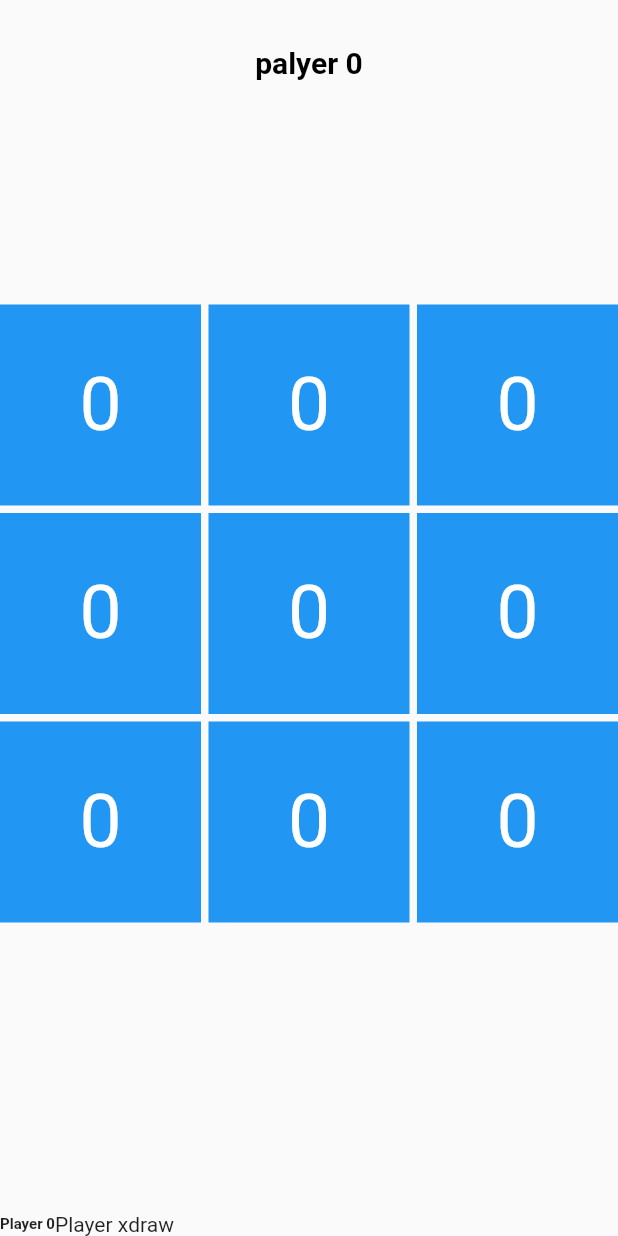
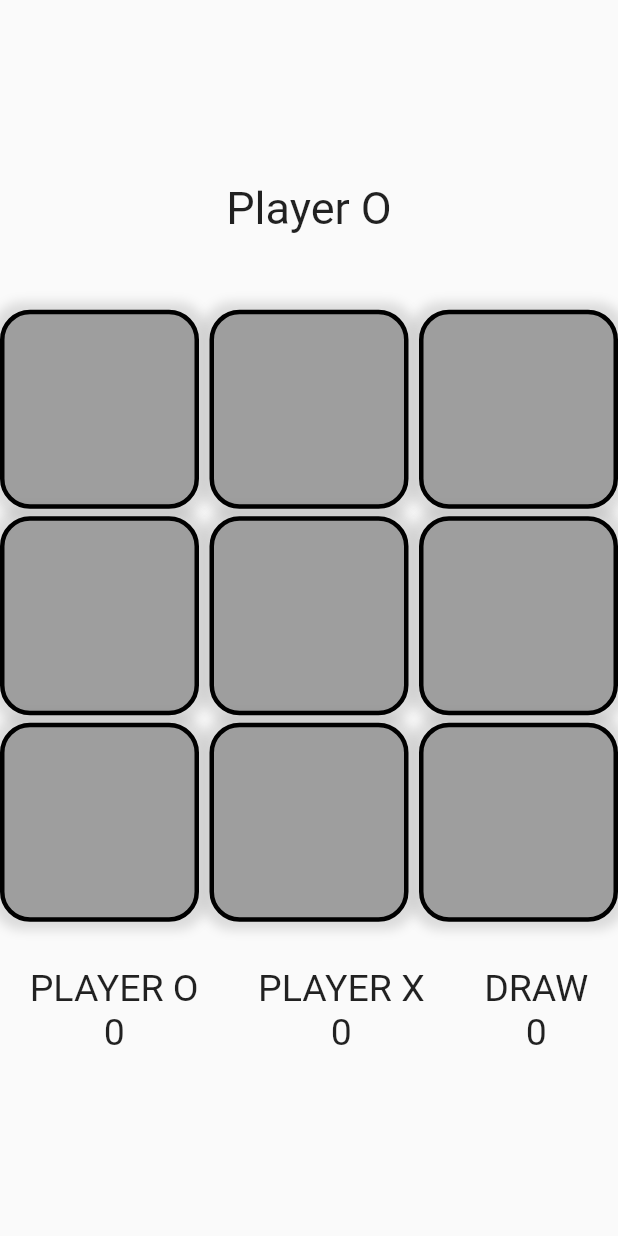
Before and after one commit to yash-suvagiya/my_practice, a Flutter app: the screen it shows after launch, on a phone screen of 412 x 824 dp. Run offline on Flutter 3.47's test engine with Material 2 defaults, Android fonts, the phone set to English and light mode, and no system bars; key blocks and very long unbroken strings in the code were emptied for the run.

Commit message:
tic_toc_toe(continue)

```diff
--- a/lib/main.dart
+++ b/lib/main.dart
@@ -1,8 +1,5 @@
 import 'package:flutter/material.dart';
-import 'package:my_practice/stateful_widget_ui/Color_ui.dart';
-import 'package:my_practice/stateful_widget_ui/tik_tac_ui.dart';
-import 'package:my_practice/statefull_widget_demo/counter_app.dart';
-import 'package:my_practice/statefull_widget_demo/grid.view.color.changer.ui.dart';
+import 'package:my_practice/stateful_widget_ui/tic_toc_toe_ui.dart';
 
 void main() {
   runApp(const MyApp());
@@ -14,7 +11,7 @@ class MyApp extends StatelessWidget {
   Widget build(BuildContext context) {
     return MaterialApp(
       debugShowCheckedModeBanner: false,
-      home: Tictac(),
+      home: TicTacToe(),
     );
   }
 }
--- /dev/null
+++ b/lib/stateful_widget_ui/tic_toc_toe_ui.dart
@@ -0,0 +1,128 @@
+import 'package:flutter/material.dart';
+import 'package:my_practice/stateful_widget_ui/tic_toc_toe_logic.dart';
+
+class TicTacToe extends StatefulWidget {
+  const TicTacToe({super.key});
+
+  @override
+  State<TicTacToe> createState() => TicTacToeState();
+}
+
+class TicTacToeState extends State<TicTacToe> {
+  @override
+  Widget build(BuildContext context) {
+    return Scaffold(
+      body: Column(
+        mainAxisAlignment: MainAxisAlignment.center,
+        children: [
+          Text(
+            player.toString(),
+            style: const TextStyle(fontSize: 30),
+          ),
+          GridView.count(
+            padding: const EdgeInsets.only(top: 50),
+            shrinkWrap: true,
+            crossAxisCount: 3,
+            crossAxisSpacing: 07,
+            mainAxisSpacing: 5,
+            children: List.generate(
+              9,
+              (index) => GestureDetector(
+                onTap: () {
+                  TicTacToeLogic.cantroller(index);
+                  TicTacToeLogic.winner(index);
+                  setState(
+                    () {
+                      if (TicTacToeLogic.winsnak == 1) {
+                        ScaffoldMessenger.of(context).showSnackBar(
+                          const SnackBar(
+                            content: Text("O is winner"),
+                          ),
+                        );
+                        TicTacToeLogic.winsnak = 0;
+                      }
+                      // else {
+                      //   ScaffoldMessenger.of(context).showSnackBar(
+                      //     const SnackBar(
+                      //       content: Text("X is winner"),
+                      //     ),
+                      //   );
+                      // }
+                    },
+                  );
+                },
+                child: Container(
+                  alignment: Alignment.center,
+                  decoration: BoxDecoration(
+                      color: Colors.grey,
+                      borderRadius: BorderRadius.circular(20),
+                      border: Border.all(
+                        width: 3,
+                        color: Colors.black,
+                      ),
+                      boxShadow: const [
+                        BoxShadow(
+                          blurRadius: 5,
+                          color: Colors.black12,
+                          spreadRadius: 5,
+                        )
+                      ]),
+                  child: Text(
+                    value[index],
+                    style: const TextStyle(
+                      fontSize: 70,
+                    ),
+                  ),
+                ),
+              ),
+            ),
+          ),
+          const SizedBox(
+            height: 30,
+          ),
+          Row(
+            mainAxisAlignment: MainAxisAlignment.spaceAround,
+            children: [
+              Column(
+                children: [
+                  const Text(
+                    "PLAYER O",
+                    style: TextStyle(fontSize: 25),
+                  ),
+                  Text(
+                    TicTacToeLogic.playerO.toString(),
+                    style: const TextStyle(fontSize: 25),
+                  )
+                ],
+              ),
+              Column(
+                children: [
+                  const Text(
+                    "PLAYER X",
+                    style: TextStyle(fontSize: 25),
+                  ),
+                  Text(
+                    TicTacToeLogic.playerX.toString(),
+                    style: const TextStyle(fontSize: 25),
+                  )
+                ],
+              ),
+              Column(
+                children: const [
+                  Text(
+                    "DRAW",
+                    style: TextStyle(fontSize: 25),
+                  ),
+                  Text(
+                    "0",
+                    style: TextStyle(fontSize: 25),
+                  )
+                ],
+              )
+            ],
+          ),
+        ],
+      ),
+    );
+  }
+}
--- a/lib/stateful_widget_ui/tik_tac_logic.dart
+++ /dev/null
@@ -1,15 +0,0 @@
-import 'package:flutter/material.dart';
-
-class Player {
-  static const x = "x";
-  static const o = "o";
-  static const empty = null;
-}
-
-class Game {
-  static final boardlenth = 9;
-  static final blocSize = 10;
-  List<String>? board;
-  static List<String>? initGameBoard() =>
-      List.generate(boardlenth, (index) => Player.empty);
-}
--- a/lib/stateful_widget_ui/tik_tac_ui.dart
+++ /dev/null
@@ -1,69 +0,0 @@
-import 'package:flutter/material.dart';
-
-class Tictac extends StatefulWidget {
-  const Tictac({super.key});
-  @override
-  State<Tictac> createState() => _Tictak();
-}
-
-class _Tictak extends State<Tictac> {
-  @override
-  Widget build(BuildContext context) {
-    return Scaffold(
-      body: Column(
-        children: [
-          Padding(
-            padding: const EdgeInsets.only(top: 30),
-            child: Text(
-              'palyer 0',
-              style: TextStyle(
-                fontSize: 20,
-                color: Colors.black,
-                fontWeight: FontWeight.bold,
-              ),
-            ),
-          ),
-          SizedBox(
-            height: 150,
-          ),
-          Expanded(
-            child: GridView.count(
-              crossAxisCount: 03,
-              mainAxisSpacing: 05,
-              crossAxisSpacing: 05,
-              children: [
-                ...List.generate(
-                  09,
-                  (index) => GestureDetector(
-                    child: Container(
-                      alignment: Alignment.center,
-                      color: Colors.blue,
-                      child: Text(
-                        '0',
-                        style: TextStyle(
-                          color: Colors.white,
-                          fontSize: 50,
-                        ),
-                      ),
-                    ),
-                    onTap: () {},
-                  ),
-                ),
-              ],
-            ),
-          ),
-          Row(
-            children: [
-              Text(
-                'Player 0',
-                style: TextStyle(fontWeight: FontWeight.bold, fontSize: 10),
-              ),
-              Text('Player x'),
-              Text('draw'),
-            ],
-          ),
-        ],
-      ),
-    );
-  }
-}
```
Also changed, not shown: lib/stateful_widget_ui/tic_toc_toe_logic.dart (added, +125 -0 lines).
